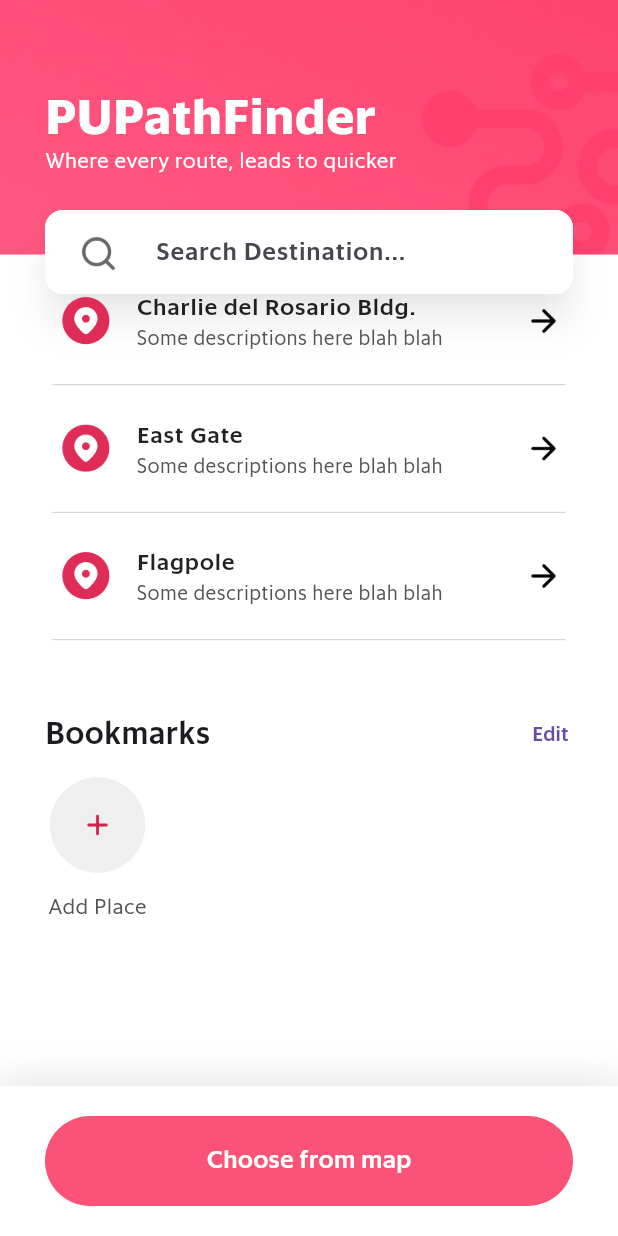
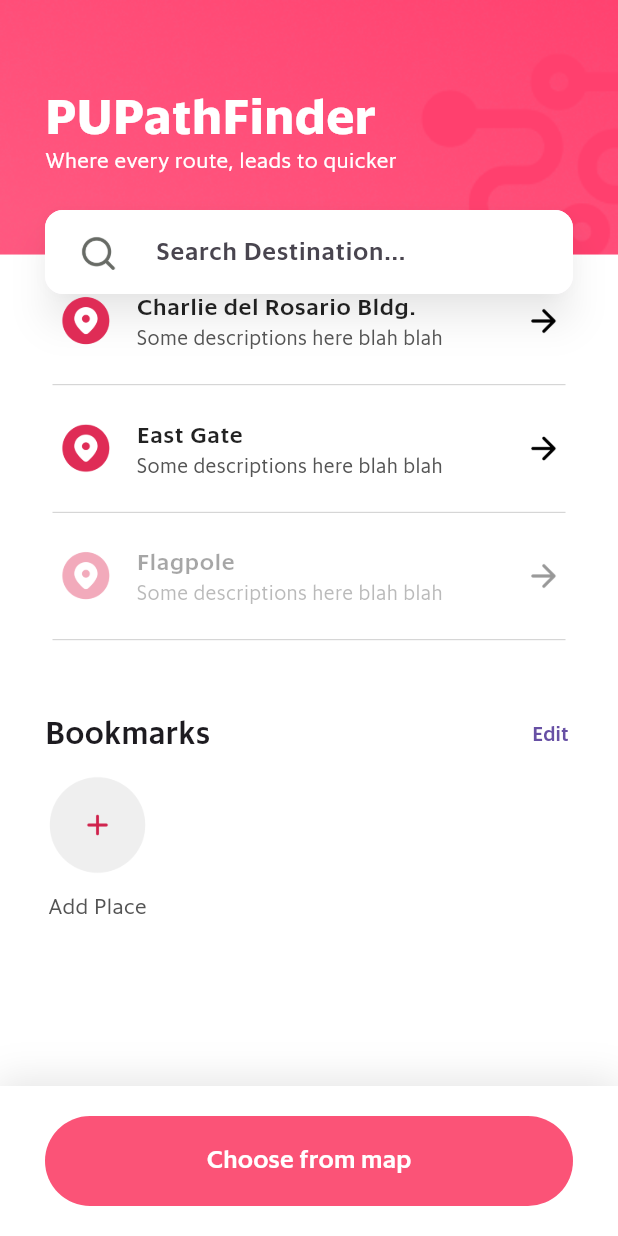
Before and after one commit to perbik/PUPathFinder, a Flutter app: the screen it shows after launch, scrolled down 576 dp, on a phone screen of 412 x 824 dp. Run offline on Flutter 3.47's test engine with Material 3 defaults, Android fonts, the phone set to English and light mode, and no system bars; our stand-ins replace flutter_map, latlong2.

Commit message:
Update availability

```diff
--- a/lib/model/facilities_list.dart
+++ b/lib/model/facilities_list.dart
@@ -13,7 +13,8 @@ List<FacilitiesModel> main_facilities_list = [
   FacilitiesModel(
       "Charlie del Rosario Bldg.", "Some descriptions here blah blah"),
   FacilitiesModel("East Gate", "Some descriptions here blah blah"),
-  FacilitiesModel("Flagpole", "Some descriptions here blah blah"), // disable
+  FacilitiesModel("Flagpole", "Some descriptions here blah blah",
+      isAvailable: false), // disable
   FacilitiesModel("Grandstand", "Some descriptions here blah blah"),
   FacilitiesModel("Guard House", "Some descriptions here blah blah"),
   FacilitiesModel("Gymnasium", "Some descriptions here blah blah"),
@@ -23,22 +24,25 @@ List<FacilitiesModel> main_facilities_list = [
   FacilitiesModel("Main Building - Dome", "Some descriptions here blah blah"),
   FacilitiesModel(
       "Main Building - East Wing", "Some descriptions here blah blah"),
-  FacilitiesModel("Main Building - North Wing",
-      "Some descriptions here blah blah"), // disable
+  FacilitiesModel(
+      "Main Building - North Wing", "Some descriptions here blah blah",
+      isAvailable: false), // disable
   FacilitiesModel(
       "Main Building - South Wing", "Some descriptions here blah blah"),
   FacilitiesModel(
       "Main Building - West Wing", "Some descriptions here blah blah"),
   FacilitiesModel("Main Gate", "Some descriptions here blah blah"),
   FacilitiesModel(
-      "Nemesio E. Prudente Freedom Park", "Some descriptions here blah blah"),
+      "Nemesio E. Prudente Freedom Park", "Some descriptions here blah blah",
+      isAvailable: false),
   FacilitiesModel("Ninoy Aquino Library", "Some descriptions here blah blah"),
   FacilitiesModel(
       "Non-Food Stalls Building", "Some descriptions here blah blah"),
   FacilitiesModel("North Parking Area", "Some descriptions here blah blah"),
   FacilitiesModel("Nutrition and Food Science Building",
       "Some descriptions here blah blah"),
-  FacilitiesModel("Open Court", "Some descriptions here blah blah"), // disable
+  FacilitiesModel("Open Court", "Some descriptions here blah blah",
+      isAvailable: false), // disable
   FacilitiesModel("Open University/Nontraditional Studies Program",
       "Some descriptions here blah blah"), // check if accurate yung facility
   FacilitiesModel("Oval Openfield", "Some descriptions here blah blah"),
--- a/lib/model/facilities_model.dart
+++ b/lib/model/facilities_model.dart
@@ -1,9 +1,11 @@
 class FacilitiesModel {
   String? facility_name;
   String? facility_desc;
+  bool isAvailable;
 
   FacilitiesModel(
     this.facility_name,
-    this.facility_desc
-  );
+    this.facility_desc, {
+    this.isAvailable = true,
+  });
 }
--- a/lib/pages/home/sectionSearch.dart
+++ b/lib/pages/home/sectionSearch.dart
@@ -78,24 +78,33 @@ class _DestinationState extends State<Destination> {
             padding: EdgeInsets.fromLTRB(0, 15, 0, 0),
             itemCount: displayList.length,
             itemBuilder: (context, index) {
+              final facility = displayList[index];
               return Column(
                 children: [
                   GestureDetector(
-                    onTap: () {
+                    onTap: facility.isAvailable
+                        ? () {
                             Navigator.push(
                               context,
                               MaterialPageRoute(
                                 builder: (context) => MapPage(
                                   origin: " ",
-                            destination: displayList[index].facility_name!,
+                                  destination:
+                                      displayList[index].facility_name!,
                                 ),
                               ),
                             );
-                    },
+                          }
+                        : null,
+                    child: Opacity(
+                      opacity: facility.isAvailable ? 1.0 : 0.4,
                       child: ListTile(
                         contentPadding: const EdgeInsets.fromLTRB(10, 6, 10, 6),
-                      leading: Image.asset('assets/icons/LocationFill.png',
-                          width: 35, height: 35),
+                        leading: Image.asset(
+                          'assets/icons/LocationFill.png',
+                          width: 35,
+                          height: 35,
+                        ),
                         title: Text(
                           displayList[index].facility_name!,
                           style: const TextStyle(
@@ -120,6 +129,7 @@ class _DestinationState extends State<Destination> {
                         ),
                       ),
                     ),
+                  ),
                   if (index < displayList.length - 1)
                     const Divider(
                       height: 1,
```
Lines whose indentation alone changed are shown as unchanged.
